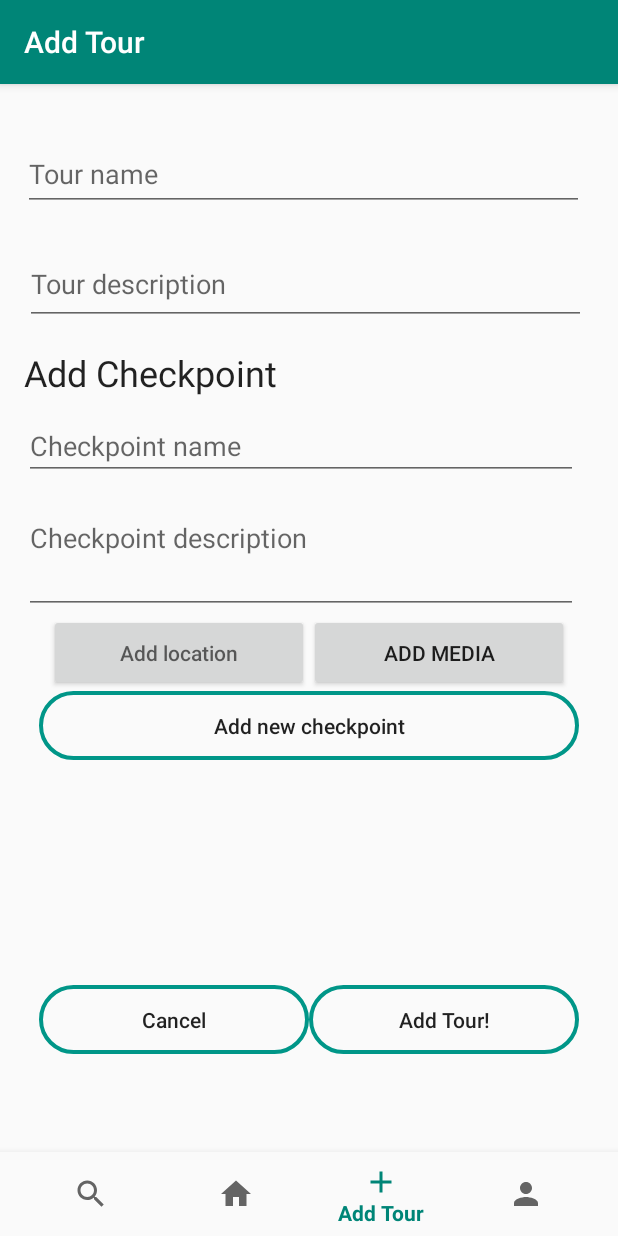
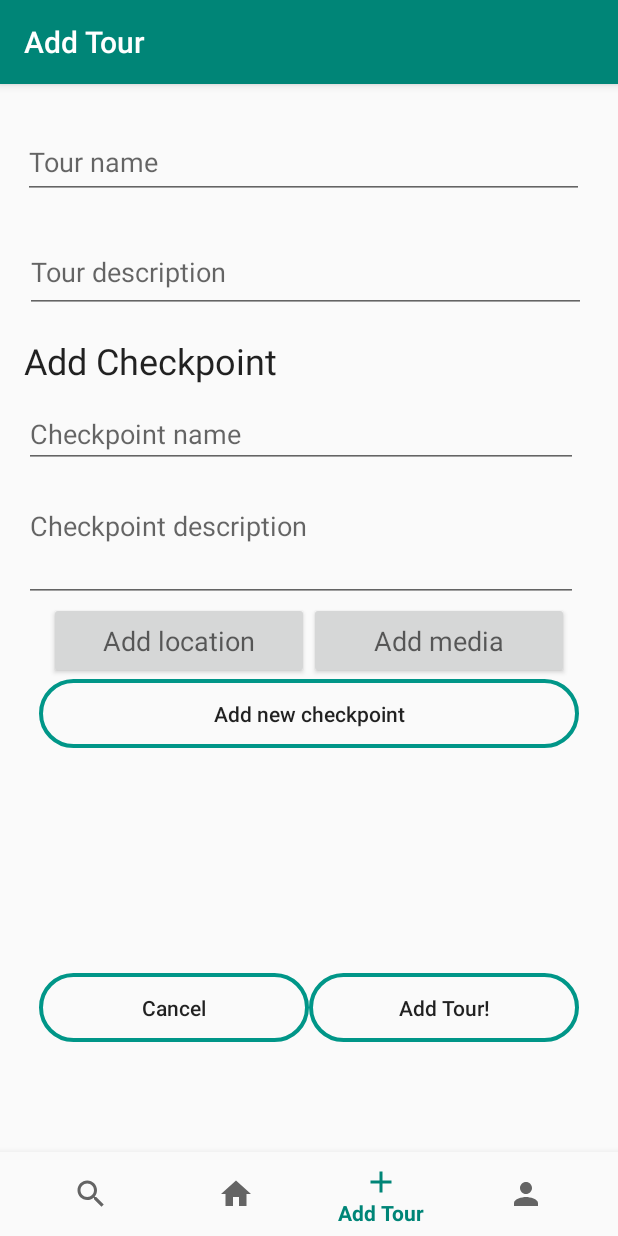
Before and after one commit to anmazz/tournado, an Android app: the AddTourFragment screen opened through its navigation route, on a phone screen of 412 x 824 dp. Run offline under Robolectric (Android 15) with nearby library versions, the phone set to English and light mode, and no system bars; our stand-ins replace Firebase (no records; nobody signed in at launch, a user with empty details on screens opened directly), navigation-ui.

Commit message:
adding autocomplete for getting checkpoint location, fixing whitespace

```diff
--- a/app/build.gradle
+++ b/app/build.gradle
@@ -31,6 +31,7 @@ dependencies {
     implementation 'androidx.constraintlayout:constraintlayout:1.1.3'
     implementation 'androidx.lifecycle:lifecycle-extensions:2.0.0'
     implementation 'com.google.android.gms:play-services-maps:16.1.0'
+    implementation 'com.google.android.libraries.places:places:2.0.0'
     implementation 'androidx.navigation:navigation-fragment:2.0.0'
     implementation 'androidx.navigation:navigation-ui:2.0.0'
     implementation 'androidx.navigation:navigation-fragment-ktx:2.0.0'
--- a/app/src/main/java/com/example/android/cmsc436final/LocationLiveData.kt
+++ b/app/src/main/java/com/example/android/cmsc436final/LocationLiveData.kt
@@ -12,8 +12,8 @@ import com.google.android.gms.location.LocationServices
 class LocationLiveData(context: Context) : LiveData<LocationModel>() {
     companion object {
         val locationRequest: LocationRequest = LocationRequest.create().apply {
-            interval = 10000
-            fastestInterval = 5000
+            interval = 12000
+            fastestInterval = 8000
             priority = LocationRequest.PRIORITY_HIGH_ACCURACY
         }
     }
--- a/app/src/main/java/com/example/android/cmsc436final/LoginActivity.kt
+++ b/app/src/main/java/com/example/android/cmsc436final/LoginActivity.kt
@@ -107,9 +107,7 @@ class LoginActivity : Activity()  {
                 if (task.isSuccessful) {
                     Toast.makeText(applicationContext, "Login successful!", Toast.LENGTH_LONG)
                         .show()
-                    startActivity(Intent(
-                        this@LoginActivity,
-                        SearchActivity::class.java))
+                    startActivity(Intent(this@LoginActivity, MainActivity::class.java))
                     //MainActivity::class.java USE THIS TO SEE THE MAP)
                     //for filling in data
 //                    val user = FirebaseAuth.getInstance().currentUser
--- a/app/src/main/java/com/example/android/cmsc436final/ui/addTour/AddTourFragment.kt
+++ b/app/src/main/java/com/example/android/cmsc436final/ui/addTour/AddTourFragment.kt
@@ -21,26 +21,33 @@ import com.google.firebase.firestore.Query
 //import com.example.android.cmsc436final.R
 import com.example.android.cmsc436final.model.Checkpoint
 import com.example.android.cmsc436final.model.Tour
+import com.google.android.libraries.places.api.Places
+import com.google.android.libraries.places.api.model.Place
+import com.google.android.libraries.places.api.model.Place.*
+import com.google.android.libraries.places.widget.Autocomplete
+import com.google.android.libraries.places.widget.model.AutocompleteActivityMode
 import com.google.firebase.auth.FirebaseAuth
 import com.google.firebase.database.DatabaseReference
 import com.google.firebase.database.FirebaseDatabase
 import kotlinx.android.synthetic.main.fragment_add_tour.*
 
 import com.google.firebase.firestore.*
+import java.util.*
+import kotlin.collections.ArrayList
 
 
 class AddTourFragment : Fragment() {
 
     private lateinit var addTourViewModel: AddTourViewModel
-    internal lateinit var tourName: EditText
-    internal lateinit var tourDescrip: EditText
-    internal lateinit var checkptName: EditText
-    internal lateinit var checkptDesc: EditText
-    internal lateinit var location: GeoPoint
+    private lateinit var tourName: EditText
+    private lateinit var tourDescrip: EditText
+    private lateinit var checkptName: EditText
+    private lateinit var checkptDesc: EditText
+    private lateinit var location: GeoPoint
 
-    internal lateinit var buttonAddCheckpoint: Button
-    internal lateinit var buttonAddTour: Button
-    internal lateinit var buttonAddLocation: Button
+    private lateinit var buttonAddCheckpoint: Button
+    private lateinit var buttonAddTour: Button
+    private lateinit var buttonAddLocation: Button
     private lateinit var buttonAddMedia: Button
     private lateinit var buttonCancel: Button
 
@@ -53,9 +60,8 @@ class AddTourFragment : Fragment() {
     private var dbTours: CollectionReference? = null
     // reference to specific users' document
     private var dbUser: DocumentReference? = null
-    internal lateinit var checkpoints: MutableList<Checkpoint>
-
-    internal lateinit var dummyTags: MutableList<String>
+    private lateinit var checkpoints: MutableList<Checkpoint>
+    private lateinit var dummyTags: MutableList<String>
 
 
     override fun onCreateView(
@@ -66,7 +72,7 @@ class AddTourFragment : Fragment() {
         addTourViewModel =
             ViewModelProviders.of(this).get(AddTourViewModel::class.java)
 
-        val root = inflater.inflate(com.example.android.cmsc436final.R.layout.fragment_add_tour, container, false)
+        val root = inflater.inflate(R.layout.fragment_add_tour, container, false)
 
 
         //Parent linear layout to dynamically add checkpoint views
@@ -91,29 +97,45 @@ class AddTourFragment : Fragment() {
         dbUser = db.collection("users").document(uid)
 
         // Get UI elements
-        tourName = root.findViewById<View>(com.example.android.cmsc436final.R.id.tour_name_et) as EditText
-        tourDescrip = root.findViewById<View>(com.example.android.cmsc436final.R.id.tour_description_et) as EditText
-        checkptName = root.findViewById<View>(com.example.android.cmsc436final.R.id.checkpoint_name_et) as EditText
-        checkptDesc = root.findViewById<View>(com.example.android.cmsc436final.R.id.checkpoint_description_et) as EditText
+        tourName = root.findViewById<View>(R.id.tour_name_et) as EditText
+        tourDescrip = root.findViewById<View>(R.id.tour_description_et) as EditText
+        checkptName = root.findViewById<View>(R.id.checkpoint_name_et) as EditText
+        checkptDesc = root.findViewById<View>(R.id.checkpoint_description_et) as EditText
 
-        buttonAddCheckpoint = root.findViewById<View>(com.example.android.cmsc436final.R.id.add_checkpoint_button) as Button
-        buttonAddCheckpoint = root.findViewById(com.example.android.cmsc436final.R.id.add_checkpoint_button)
-        buttonAddLocation = root.findViewById<View>(com.example.android.cmsc436final.R.id.add_location_button) as Button
-        buttonAddTour = root.findViewById<View>(com.example.android.cmsc436final.R.id.add_tour_button) as Button
+        buttonAddCheckpoint = root.findViewById<View>(R.id.add_checkpoint_button) as Button
+        buttonAddCheckpoint = root.findViewById(R.id.add_checkpoint_button)
+        buttonAddLocation = root.findViewById<View>(R.id.add_location_button) as Button
+        buttonAddTour = root.findViewById<View>(R.id.add_tour_button) as Button
         buttonAddMedia = root.findViewById(R.id.add_media_button)
-        buttonCancel =  root.findViewById(com.example.android.cmsc436final.R.id.cancel_tour_button)
-        listviewCP = root.findViewById<View>(com.example.android.cmsc436final.R.id.listViewCheckpoints) as ListView
+        buttonCancel =  root.findViewById(R.id.cancel_tour_button)
+        listviewCP = root.findViewById<View>(R.id.listViewCheckpoints) as ListView
+
+
+        //Navigation buttons
+        buttonAddLocation.setOnClickListener{
+            if (!Places.isInitialized()) {
+                context?.let { it1 -> Places.initialize(it1, getString(R.string.api_key), Locale.US) }
+            }
+            var AUTOCOMPLETE_REQUEST_CODE = 1;
+            // Set the fields to specify which types of place data to
+            // return after the user has made a selection.
+            var fields = Arrays.asList(Place.Field.ID, Place.Field.NAME)
+
+            // Start the autocomplete intent.
+            var intent = Autocomplete.IntentBuilder(
+                AutocompleteActivityMode.FULLSCREEN, fields).build(activity!!)
+            startActivityForResult(intent, AUTOCOMPLETE_REQUEST_CODE)
+        }
+
+        buttonAddMedia.setOnClickListener{
+            navigateToAddMedia()
+        }
 
         // OnClickListener for addTour Button
         buttonAddTour.setOnClickListener {
             addTour()
         }
 
-
-        buttonAddMedia.setOnClickListener{
-            navigateToAddMedia()
-        }
-//        buttonAddTour = root.findViewById<View>(R.id.add_tour_button) as Button
 
         buttonAddCheckpoint.setOnClickListener {
             addCheckpoint()
@@ -206,7 +228,7 @@ class AddTourFragment : Fragment() {
     }
 
     private fun navigateToAddMedia(){
-        findNavController().navigate(com.example.android.cmsc436final.R.id.action_navigation_add_tour_to_navigation_add_media)
+        findNavController().navigate(R.id.action_navigation_add_tour_to_navigation_add_media)
     }
 
 }
--- a/app/src/main/java/com/example/android/cmsc436final/ui/home/HomeFragment.kt
+++ b/app/src/main/java/com/example/android/cmsc436final/ui/home/HomeFragment.kt
@@ -7,6 +7,7 @@ import android.util.Log
 import android.view.LayoutInflater
 import android.view.View
 import android.view.ViewGroup
+import android.view.Window
 import androidx.core.app.ActivityCompat
 import androidx.core.content.ContextCompat
 import androidx.fragment.app.Fragment
@@ -37,7 +38,6 @@ class HomeFragment : Fragment(), OnMapReadyCallback {
 
     override fun onActivityCreated(savedInstanceState: Bundle?) {
         super.onActivityCreated(savedInstanceState)
-
         mSharedViewModel = ViewModelProviders.of(this).get(SharedViewModel::class.java)
     }
 
--- a/app/src/main/java/com/example/android/cmsc436final/ui/searchTour/SearchTourFragment.kt
+++ b/app/src/main/java/com/example/android/cmsc436final/ui/searchTour/SearchTourFragment.kt
@@ -7,6 +7,7 @@ import android.util.Log
 import android.view.LayoutInflater
 import android.view.View
 import android.view.ViewGroup
+import android.view.Window
 import androidx.core.app.ActivityCompat
 import androidx.core.content.ContextCompat
 import androidx.fragment.app.Fragment
@@ -70,8 +71,6 @@ class SearchTourFragment : Fragment(), OnMapReadyCallback {
 
     override fun onActivityCreated(savedInstanceState: Bundle?) {
         super.onActivityCreated(savedInstanceState)
-
-
         Log.i(TAG, "In onActivityCreated")
         mSharedViewModel = ViewModelProviders.of(this).get(SharedViewModel::class.java)
     }
--- a/app/src/main/res/layout/fragment_add_tour.xml
+++ b/app/src/main/res/layout/fragment_add_tour.xml
@@ -3,45 +3,49 @@
 <androidx.constraintlayout.widget.ConstraintLayout xmlns:android="http://schemas.android.com/apk/res/android"
     xmlns:app="http://schemas.android.com/apk/res-auto"
     xmlns:tools="http://schemas.android.com/tools"
-    android:layout_marginBottom="85dp"
     android:id="@+id/container"
     android:layout_width="match_parent"
     android:layout_height="match_parent">
 
     <ScrollView
-    android:id = "@+id/parent_scrollview"
-    android:layout_width="fill_parent"
-    android:layout_height="wrap_content"
+        android:id="@+id/parent_scrollview"
+        android:layout_width="0dp"
+        android:layout_height="732dp"
 
         app:layout_constraintBottom_toBottomOf="parent"
-    app:layout_constraintHorizontal_bias="0.4"
         app:layout_constraintStart_toStartOf="parent"
         app:layout_constraintTop_toTopOf="parent"
-    app:layout_constraintVertical_bias="0.188"
-        >
+        app:layout_constraintVertical_bias="0.0">
         <!--    android:layout_marginBottom="130dp"-->
 
         <LinearLayout
             android:id="@+id/parent_linear_layout"
             android:layout_width="match_parent"
-            android:layout_height="match_parent"
+            android:layout_height="wrap_content"
             android:orientation="vertical">
+
+            <!-- CHECKPOINT FIELD -->
+
+            <!--            <androidx.constraintlayout.widget.ConstraintLayout-->
+            <!--                android:id="@+id/checkpoint_field_constraint_layout"-->
+            <!--                android:layout_width="match_parent"-->
+            <!--                android:layout_height="471dp">-->
+
 
             <androidx.constraintlayout.widget.ConstraintLayout
                 android:layout_width="match_parent"
-            android:adjustViewBounds="true"
                 android:layout_height="182dp"
                 android:layout_marginBottom="-30dp"
-            >
+                android:adjustViewBounds="true">
 
                 <EditText
                     android:id="@+id/tour_name_et"
                     android:layout_width="374dp"
                     android:layout_height="47dp"
                     android:ems="10"
-                android:inputType="textPersonName"
                     android:hint="@string/add_tour_name"
                     android:includeFontPadding="false"
+                    android:inputType="textPersonName"
                     app:layout_constraintBottom_toTopOf="@id/tour_description_et"
                     app:layout_constraintEnd_toEndOf="parent"
                     app:layout_constraintHorizontal_bias="0.4"
@@ -55,8 +59,8 @@
                     android:layout_width="374dp"
                     android:layout_height="47dp"
                     android:gravity="start|top"
+                    android:hint="@string/add_tour_description"
                     android:includeFontPadding="false"
-                android:hint="@string/add_tour_description"
                     android:inputType="textMultiLine"
                     app:layout_constraintBottom_toBottomOf="parent"
                     app:layout_constraintEnd_toEndOf="parent"
@@ -66,14 +70,6 @@
                     app:layout_constraintVertical_bias="0.631" />
 
             </androidx.constraintlayout.widget.ConstraintLayout>
-
-        <!-- CHECKPOINT FIELD -->
-
-<!--            <androidx.constraintlayout.widget.ConstraintLayout-->
-<!--                android:id="@+id/checkpoint_field_constraint_layout"-->
-<!--                android:layout_width="match_parent"-->
-<!--                android:layout_height="471dp">-->
-
 
             <TextView
                 android:id="@+id/checkpointTextView"
@@ -115,8 +111,9 @@
 
             <LinearLayout
                 android:id="@+id/buttons_layout"
+                android:layout_width="fill_parent"
+                android:layout_height="wrap_content"
                 android:gravity="center"
-                android:layout_width="fill_parent" android:layout_height="wrap_content"
                 android:orientation="horizontal">
 
                 <Button
@@ -124,15 +121,18 @@
                     android:layout_width="173dp"
                     android:layout_height="51dp"
                     android:hint="@string/add_location"
+                    android:textAppearance="@style/TextAppearance.AppCompat.Medium"
                     app:layout_constraintBottom_toBottomOf="parent"
                     app:layout_constraintStart_toStartOf="parent"
                     app:layout_constraintTop_toBottomOf="@+id/checkpoint_description_et"
                     app:layout_constraintVertical_bias="0.045" />
+
                 <Button
                     android:id="@+id/add_media_button"
                     android:layout_width="173dp"
                     android:layout_height="51dp"
                     android:text="Add media"
+                    android:textAppearance="@style/TextAppearance.AppCompat.Medium"
                     app:layout_constraintBottom_toBottomOf="parent"
                     app:layout_constraintEnd_toEndOf="parent"
                     app:layout_constraintHorizontal_bias="0.49"
@@ -143,9 +143,11 @@
 
             <LinearLayout
                 android:id="@+id/checkptbutton_layout"
+                android:layout_width="fill_parent"
+                android:layout_height="wrap_content"
                 android:gravity="center"
-                android:layout_width="fill_parent" android:layout_height="wrap_content"
                 android:orientation="horizontal">
+
                 <Button
                     android:id="@+id/add_checkpoint_button"
                     style="@style/Widget.AppCompat.Button"
@@ -167,6 +169,7 @@
                 android:id="@+id/listViewCheckpoints"
                 android:layout_width="wrap_content"
                 android:layout_height="150dp"
+                android:nestedScrollingEnabled="true"
                 app:layout_constraintBottom_toBottomOf="@+id/parent_linear_layout"
                 app:layout_constraintEnd_toEndOf="parent"
                 app:layout_constraintHorizontal_bias="0.49"
@@ -174,8 +177,7 @@
                 app:layout_constraintRight_toRightOf="parent"
                 app:layout_constraintStart_toStartOf="parent"
                 app:layout_constraintTop_toBottomOf="@+id/add_checkpoint_button"
-                    app:layout_constraintVertical_bias="1.5"
-                android:nestedScrollingEnabled="true">
+                app:layout_constraintVertical_bias="1.5">
 
             </ListView>
             <!--            </androidx.constraintlayout.widget.ConstraintLayout>-->
@@ -183,8 +185,9 @@
 
             <LinearLayout
                 android:id="@+id/final_buttons"
+                android:layout_width="fill_parent"
+                android:layout_height="wrap_content"
                 android:gravity="center"
-                    android:layout_width="fill_parent" android:layout_height="wrap_content"
                 android:orientation="horizontal"
                 app:layout_constraintBottom_toBottomOf="parent"
                 app:layout_constraintEnd_toEndOf="parent"
@@ -200,6 +203,7 @@
                     android:background="@drawable/button_background"
                     android:text="Cancel"
                     android:textAppearance="@style/TextAppearance.AppCompat.Body2" />
+
                 <Button
                     android:id="@+id/add_tour_button"
                     style="@style/Widget.AppCompat.Button"
--- a/app/src/main/res/layout/fragment_home.xml
+++ b/app/src/main/res/layout/fragment_home.xml
@@ -1,7 +1,6 @@
 <?xml version="1.0" encoding="utf-8"?>
 <androidx.constraintlayout.widget.ConstraintLayout xmlns:android="http://schemas.android.com/apk/res/android"
     xmlns:app="http://schemas.android.com/apk/res-auto"
-    android:paddingTop="?attr/actionBarSize"
     android:layout_width="match_parent"
     android:layout_height="match_parent">
 
@@ -21,13 +20,13 @@ android:layout_width="match_parent"
     <LinearLayout
         android:layout_width="match_parent"
         android:layout_height="match_parent"
-        android:orientation="vertical" >
+        android:orientation="vertical">
 
         <LinearLayout
             android:layout_width="match_parent"
             android:layout_height="match_parent"
             android:layout_weight="1.0"
-                android:orientation="vertical" >
+            android:orientation="vertical">
 
             <!--                <fragment-->
             <!--                    android:id="@+id/map"-->
@@ -42,18 +41,17 @@ android:layout_width="match_parent"
                 <com.google.android.gms.maps.MapView
                     android:id="@+id/map"
                     android:layout_width="match_parent"
-                        android:layout_height="match_parent"/>
+                    android:layout_height="match_parent" />
 
             </FrameLayout>
         </LinearLayout>
-
 
 
         <LinearLayout
             android:layout_width="match_parent"
             android:layout_height="match_parent"
             android:layout_weight="1.0"
-                android:orientation="vertical" >
+            android:orientation="vertical">
 
             <ListView
                 android:id="@+id/list"
--- a/app/src/main/res/navigation/mobile_navigation.xml
+++ b/app/src/main/res/navigation/mobile_navigation.xml
@@ -41,4 +41,5 @@
         android:name="com.example.android.cmsc436final.ui.userProfile.UserProfileFragment"
         android:label="@string/title_user_profile"
         tools:layout="@layout/fragment_user_profile" />
+
 </navigation>
--- a/app/src/main/res/values/strings.xml
+++ b/app/src/main/res/values/strings.xml
@@ -41,5 +41,6 @@
     <!-- Others-->
     <string name="title_activity_home">Home</string>
     <string name="title_activity_search">SearchActivity</string>
+    <string name="api_key">AIzaSyDpFxMtXyJ8rJSSaU70pKuuTSyBUPZjmt0</string>
 
 </resources>
```
Lines whose indentation alone changed are shown as unchanged.
